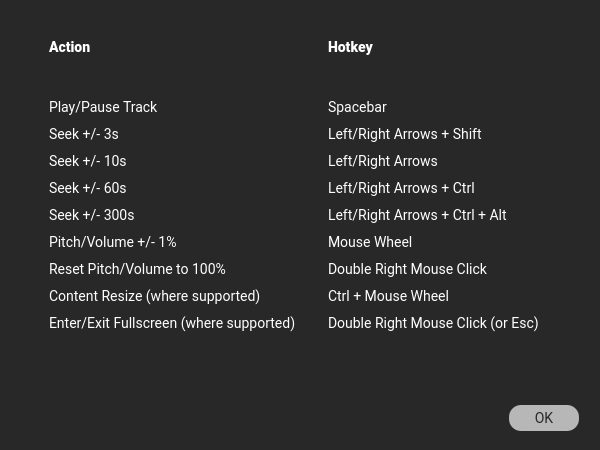
This is src/app/hotkeys.ui in aargirakis/BZRPlayer as Qt 5 draws it before an edit. The edited form follows.
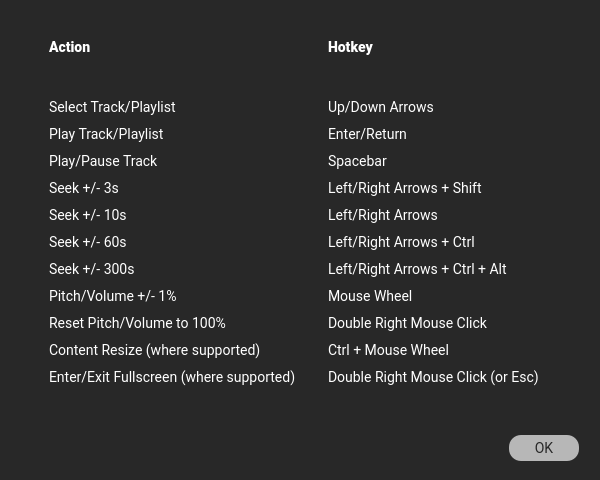
This is the edited form.

Commit message: feat(ui): playlist selection with up/down arrows & track/playlist play with enter/return (#18)

```diff
--- a/src/app/hotkeys.ui
+++ b/src/app/hotkeys.ui
@@ -10,7 +10,7 @@
     <x>0</x>
     <y>0</y>
     <width>600</width>
-    <height>450</height>
+    <height>480</height>
    </rect>
   </property>
   <property name="contextMenuPolicy">
@@ -75,6 +75,16 @@
 &lt;p style=&quot; margin-top:0px; margin-bottom:0px; margin-left:0px; margin-right:0px; -qt-block-indent:0; text-indent:0px;&quot;&gt;&lt;br /&gt;&lt;/p&gt;&lt;/td&gt;&lt;/tr&gt;&lt;/thead&gt;
 &lt;tr&gt;
 &lt;td&gt;
+&lt;p style=&quot; margin-top:0px; margin-bottom:0px; margin-left:0px; margin-right:0px; -qt-block-indent:0; text-indent:0px;&quot;&gt;Select Track/Playlist&lt;/p&gt;&lt;/td&gt;
+&lt;td&gt;
+&lt;p style=&quot; margin-top:0px; margin-bottom:0px; margin-left:0px; margin-right:0px; -qt-block-indent:0; text-indent:0px;&quot;&gt;Up/Down Arrows&lt;/p&gt;&lt;/td&gt;&lt;/tr&gt;
+&lt;tr&gt;
+&lt;td&gt;
+&lt;p style=&quot; margin-top:0px; margin-bottom:0px; margin-left:0px; margin-right:0px; -qt-block-indent:0; text-indent:0px;&quot;&gt;Play Track/Playlist&lt;/p&gt;&lt;/td&gt;
+&lt;td&gt;
+&lt;p style=&quot; margin-top:0px; margin-bottom:0px; margin-left:0px; margin-right:0px; -qt-block-indent:0; text-indent:0px;&quot;&gt;Enter/Return&lt;/p&gt;&lt;/td&gt;&lt;/tr&gt;
+&lt;tr&gt;
+&lt;td&gt;
 &lt;p style=&quot; margin-top:0px; margin-bottom:0px; margin-left:0px; margin-right:0px; -qt-block-indent:0; text-indent:0px;&quot;&gt;Play/Pause Track&lt;/p&gt;&lt;/td&gt;
 &lt;td&gt;
 &lt;p style=&quot; margin-top:0px; margin-bottom:0px; margin-left:0px; margin-right:0px; -qt-block-indent:0; text-indent:0px;&quot;&gt;Spacebar&lt;/p&gt;&lt;/td&gt;&lt;/tr&gt;
@@ -127,7 +137,7 @@
    <property name="geometry">
     <rect>
      <x>509</x>
-     <y>405</y>
+     <y>435</y>
      <width>70</width>
      <height>26</height>
     </rect>
```
The commit also changes 1 other file.
